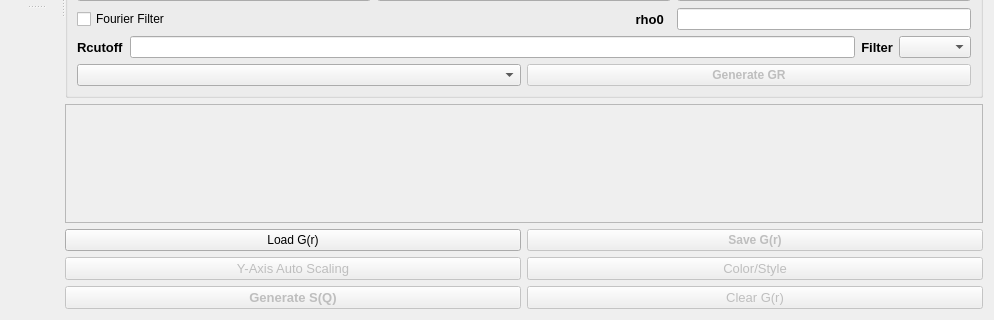
The window that addie/ui/splitui_calculategr_tab.ui (neutrons/addie) describes before a commit, drawn with Qt 5; both pictures show x 0 to 994 and y 306 to 626 of the 994 by 626 pixel window.
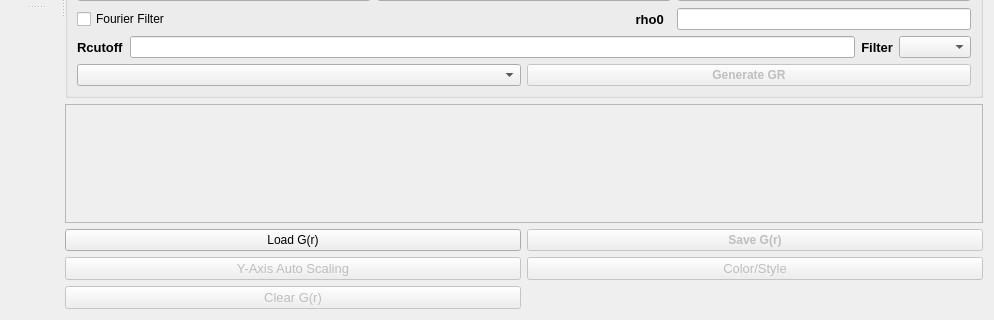
The same window after the commit.

```diff
--- a/addie/ui/splitui_calculategr_tab.ui
+++ b/addie/ui/splitui_calculategr_tab.ui
@@ -549,7 +549,7 @@
            </property>
           </widget>
          </item>
-         <item row="2" column="1">
+         <item row="2" column="0">
           <widget class="QPushButton" name="pushButton_clearGrCanvas">
            <property name="enabled">
             <bool>false</bool>
@@ -594,23 +594,6 @@
            </property>
           </widget>
          </item>
-         <item row="2" column="0">
-          <widget class="QPushButton" name="pushButton_generateSQ">
-           <property name="enabled">
-            <bool>false</bool>
-           </property>
-           <property name="font">
-            <font>
-             <pointsize>10</pointsize>
-             <weight>75</weight>
-             <bold>true</bold>
-            </font>
-           </property>
-           <property name="text">
-            <string>Generate S(Q)</string>
-           </property>
-          </widget>
-         </item>
         </layout>
        </item>
       </layout>
```
